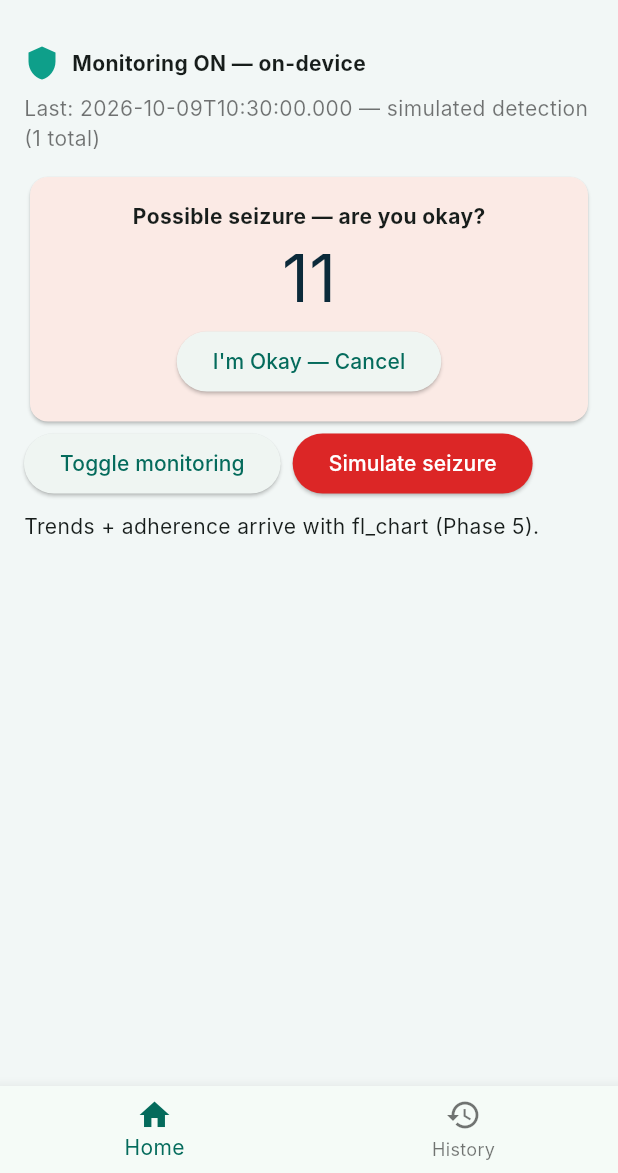
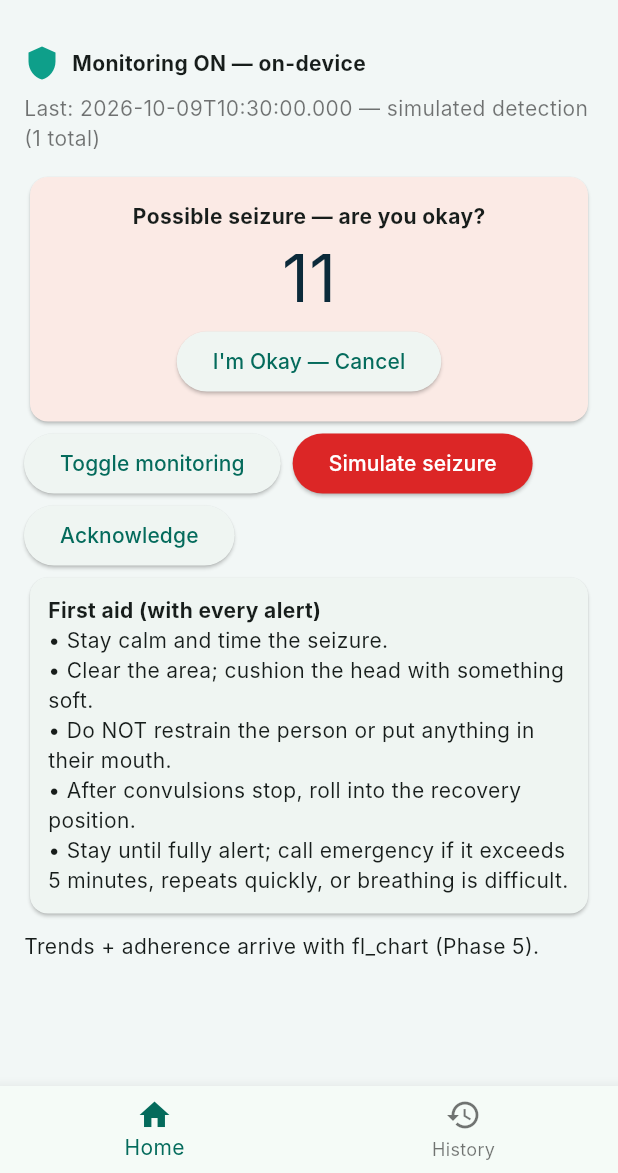
Before and after one commit to Spicyj-1/Guardian-Angel, a Flutter app: the screen it shows after launch, after a tap on "Simulate seizure", on a phone screen of 412 x 824 dp, the part 63-1236 px from its top. Run offline on Flutter 3.47's test engine with Material 3 defaults, Android fonts, the phone set to English and light mode, and no system bars; our stand-ins replace drift, sensors_plus; missing offline and left inert: tflite_flutter; accounts and stored records are empty; Roboto replaces fonts that are missing (Inter).

Commit message:
Phase 4: escalation engine, bundled clinics/numbers, first-aid, UI wiring

```diff
--- /dev/null
+++ b/app/lib/alert/emergency_data.dart
@@ -0,0 +1,86 @@
+// Guardian Angel — Phase 4: bundled emergency data.
+// Ported from promivine training repo (clinic_finder.py): 12 Nigerian clinics
+// + 15-country emergency numbers. Offline-first: bundled, no network needed.
+// Online enhancements (Nominatim reverse-geocode, Overpass clinic lookup)
+// layer on later; offline path never depends on them.
+import 'dart:math' as math;
+
+class Clinic {
+  final String name;
+  final double lat;
+  final double lng;
+  final String address;
+  final String phone;
+  final String emergencyContact;
+  final String state;
+  const Clinic({
+    required this.name,
+    required this.lat,
+    required this.lng,
+    required this.address,
+    required this.phone,
+    required this.emergencyContact,
+    required this.state,
+  });
+}
+
+const List<Clinic> nigerianClinics = [
+  Clinic(name: 'Lagos University Teaching Hospital (LUTH)', lat: 6.5158, lng: 3.3612, address: 'Idi-Araba, Surulere, Lagos', phone: '+234 1 583 8000', emergencyContact: '+234 1 583 8001', state: 'Lagos'),
+  Clinic(name: 'Reddington Hospital', lat: 6.4531, lng: 3.4068, address: '12 Idowu Martins Street, Victoria Island, Lagos', phone: '+234 1 271 2345', emergencyContact: '+234 1 271 2346', state: 'Lagos'),
+  Clinic(name: 'St. Nicholas Hospital', lat: 6.4535, lng: 3.3980, address: '57 Campbell Street, Lagos Island, Lagos', phone: '+234 1 263 5145', emergencyContact: '+234 1 263 5146', state: 'Lagos'),
+  Clinic(name: 'Eko Hospital', lat: 6.4315, lng: 3.4268, address: '31 Mobolaji Bank Anthony Way, Ikeja, Lagos', phone: '+234 1 291 4091', emergencyContact: '+234 1 291 4092', state: 'Lagos'),
+  Clinic(name: 'Lagos State University Teaching Hospital (LASUTH)', lat: 6.5700, lng: 3.3760, address: 'Ikeja, Lagos', phone: '+234 1 773 0000', emergencyContact: '+234 1 773 0001', state: 'Lagos'),
+  Clinic(name: 'National Hospital Abuja', lat: 9.0481, lng: 7.4767, address: 'Plot 132, Central District, Abuja', phone: '+234 9 523 9000', emergencyContact: '+234 9 523 9001', state: 'FCT'),
+  Clinic(name: 'Garki Hospital Abuja', lat: 9.0400, lng: 7.4700, address: 'Garki Area 10, Abuja', phone: '+234 9 290 3333', emergencyContact: '+234 9 290 3334', state: 'FCT'),
+  Clinic(name: 'University of Port Harcourt Teaching Hospital (UPTH)', lat: 4.8020, lng: 7.0060, address: 'Choba, Port Harcourt, Rivers State', phone: '+234 84 232 191', emergencyContact: '+234 84 232 192', state: 'Rivers'),
+  Clinic(name: 'Braithwaite Memorial Specialist Hospital', lat: 4.7900, lng: 7.0250, address: 'Old GRA, Port Harcourt, Rivers State', phone: '+234 84 233 400', emergencyContact: '+234 84 233 401', state: 'Rivers'),
+  Clinic(name: 'University College Hospital (UCH) Ibadan', lat: 7.3880, lng: 3.8960, address: 'Queen Elizabeth Road, Ibadan, Oyo State', phone: '+234 2 241 1768', emergencyContact: '+234 2 241 1769', state: 'Oyo'),
+  Clinic(name: 'Aminu Kano Teaching Hospital', lat: 11.9960, lng: 8.5480, address: 'Zaria Road, Kano', phone: '+234 64 666 000', emergencyContact: '+234 64 666 001', state: 'Kano'),
+  Clinic(name: 'University of Nigeria Teaching Hospital (UNTH)', lat: 6.4300, lng: 7.5100, address: 'Ituku-Ozalla, Enugu', phone: '+234 42 253 300', emergencyContact: '+234 42 253 301', state: 'Enugu'),
+];
+
+const Map<String, Map<String, String>> emergencyNumbers = {
+  'Nigeria': {'ambulance': '112', 'police': '199', 'fire': '112', 'general': '112'},
+  'United States': {'ambulance': '911', 'police': '911', 'fire': '911', 'general': '911'},
+  'United Kingdom': {'ambulance': '999', 'police': '999', 'fire': '999', 'general': '112'},
+  'Canada': {'ambulance': '911', 'police': '911', 'fire': '911', 'general': '911'},
+  'Australia': {'ambulance': '000', 'police': '000', 'fire': '000', 'general': '000'},
+  'South Africa': {'ambulance': '10177', 'police': '10111', 'fire': '10177', 'general': '112'},
+  'India': {'ambulance': '102', 'police': '100', 'fire': '101', 'general': '112'},
+  'Kenya': {'ambulance': '999', 'police': '999', 'fire': '999', 'general': '112'},
+  'Ghana': {'ambulance': '193', 'police': '191', 'fire': '192', 'general': '112'},
+  'Egypt': {'ambulance': '123', 'police': '122', 'fire': '180', 'general': '112'},
+  'Brazil': {'ambulance': '192', 'police': '190', 'fire': '193', 'general': '112'},
+  'France': {'ambulance': '15', 'police': '17', 'fire': '18', 'general': '112'},
+  'Germany': {'ambulance': '112', 'police': '110', 'fire': '112', 'general': '112'},
+  'Japan': {'ambulance': '119', 'police': '110', 'fire': '119', 'general': '119'},
+  'China': {'ambulance': '120', 'police': '110', 'fire': '119', 'general': '120'},
+  'Default': {'ambulance': '112', 'police': '112', 'fire': '112', 'general': '112'},
+};
+
+double _haversine(double lat1, double lng1, double lat2, double lng2) {
+  const r = 6371.0;
+  double toRad(double d) => d * math.pi / 180.0;
+  final dLat = toRad(lat2 - lat1);
+  final dLng = toRad(lng2 - lng1);
+  final sLat = math.sin(dLat / 2);
+  final sLng = math.sin(dLng / 2);
+  final a = sLat * sLat +
+      math.cos(toRad(lat1)) * math.cos(toRad(lat2)) * sLng * sLng;
+  return r * 2 * math.asin(math.sqrt(a));
+}
+
+/// Nearest bundled clinic within [radiusKm], or null (caller falls back to
+/// country emergency numbers — never a fake location, per Streamlit rule).
+Clinic? nearestClinic(double lat, double lng, {double radiusKm = 5.0}) {
+  Clinic? best;
+  double bestD = radiusKm;
+  for (final c in nigerianClinics) {
+    final d = _haversine(lat, lng, c.lat, c.lng);
+    if (d <= bestD) {
+      bestD = d;
+      best = c;
+    }
+  }
+  return best;
+}
--- /dev/null
+++ b/app/lib/alert/engine.dart
@@ -0,0 +1,112 @@
+// Guardian Angel — Phase 4: escalation state machine (pure Dart).
+// PRD 5.2: cancel countdown (UI) → first caregiver → retry → next → …
+// → clinic/emergency fallback. Unlimited list. Channel senders injectable:
+// LocalLogSender ships now (offline-safe); TwilioSender/ResendSender/FcmSender
+// plug in when keys exist (keys in .env, never committed — PRD Appendix D).
+import 'emergency_data.dart';
+
+enum AlertPhase { idle, awaitingCancel, escalating, fallback, resolved }
+
+enum AlertOutcome { cancelled, acknowledged, fallbackShown }
+
+/// One send attempt. Providers implement this (log now, Twilio/Resend later).
+abstract class ChannelSender {
+  String get name;
+  Future<bool> send({required String to, required String message});
+}
+
+/// Offline-safe default: records the attempt for the History log.
+class LocalLogSender implements ChannelSender {
+  final List<String> outbox = [];
+  @override
+  String get name => 'local-log';
+  @override
+  Future<bool> send({required String to, required String message}) async {
+    outbox.add('[$name → $to] $message');
+    return true;
+  }
+}
+
+class Caregiver {
+  final String name;
+  final String contact;
+  int attempts = 0;
+  Caregiver({required this.name, required this.contact});
+}
+
+class AlertEngine {
+  final List<Caregiver> caregivers;
+  final ChannelSender sender;
+  final int maxAttemptsPerCaregiver;
+  AlertPhase phase = AlertPhase.idle;
+  int _index = 0;
+  final List<String> trace = [];
+
+  AlertEngine({
+    required this.caregivers,
+    required this.sender,
+    this.maxAttemptsPerCaregiver = 2,
+  });
+
+  void start({required double probability, String? locationNote}) {
+    phase = AlertPhase.awaitingCancel;
+    _index = 0;
+    trace.add('detection p=$probability ${locationNote ?? ''}');
+  }
+
+  void cancel() {
+    phase = AlertPhase.resolved;
+    trace.add('patient cancelled (okay)');
+  }
+
+  /// Called when the 12s countdown expires or an ack window lapses.
+  /// Returns the resolution, or null if escalation continues.
+  Future<AlertOutcome?> escalateDue({String? locationNote}) async {
+    if (phase == AlertPhase.resolved) return AlertOutcome.cancelled;
+    if (caregivers.isEmpty) {
+      phase = AlertPhase.fallback;
+      trace.add('no caregivers → fallback');
+      return AlertOutcome.fallbackShown;
+    }
+    final c = caregivers[_index];
+    c.attempts++;
+    final msg = '🚨 Guardian Angel: possible seizure.'
+        '${locationNote != null ? ' Location: $locationNote.' : ''}'
+        ' Reply ACK if responding.';
+    final ok = await sender.send(to: c.contact, message: msg);
+    trace.add('alert → ${c.name} (attempt ${c.attempts}, sent=$ok)');
+    if (c.attempts >= maxAttemptsPerCaregiver) {
+      if (_index + 1 < caregivers.length) {
+        _index++;
+        phase = AlertPhase.escalating;
+        trace.add('escalate → ${caregivers[_index].name}');
+        return null;
+      }
+      phase = AlertPhase.fallback;
+      trace.add('all caregivers exhausted → fallback');
+      return AlertOutcome.fallbackShown;
+    }
+    phase = AlertPhase.escalating;
+    return null;
+  }
+
+  void acknowledge(String caregiverName) {
+    phase = AlertPhase.resolved;
+    trace.add('$caregiverName acknowledged');
+  }
+
+  /// Last-resort numbers/text for the fallback screen (PRD 5.2 step 5).
+  /// Prefers nearest bundled clinic; else country general number.
+  String fallbackText({double? lat, double? lng, String country = 'Default'}) {
+    if (lat != null && lng != null) {
+      final clinic = nearestClinic(lat, lng);
+      if (clinic != null) {
+        return 'Nearest facility: ${clinic.name}, ${clinic.address}. '
+            'Emergency: ${clinic.emergencyContact}.';
+      }
+    }
+    final nums = emergencyNumbers[country] ?? emergencyNumbers['Default']!;
+    return 'Call emergency now — ambulance ${nums['ambulance']}, '
+        'police ${nums['police']}, general ${nums['general']}.';
+  }
+}
--- /dev/null
+++ b/app/lib/alert/first_aid.dart
@@ -0,0 +1,10 @@
+// Guardian Angel — Phase 4: caregiver first-aid content (PRD 5.2 step 8).
+// Shown alongside every alert. Static, offline, no network needed.
+const List<String> firstAidSteps = [
+  'Stay calm and time the seizure.',
+  'Clear the area; cushion the head with something soft.',
+  'Do NOT restrain the person or put anything in their mouth.',
+  'After convulsions stop, roll into the recovery position.',
+  'Stay until fully alert; call emergency if it exceeds 5 minutes, '
+      'repeats quickly, or breathing is difficult.',
+];
--- a/app/lib/main.dart
+++ b/app/lib/main.dart
@@ -2,6 +2,8 @@
 // Offline, local-only. Detection engine plugs into ModelConfig in Phase 3.
 import 'package:flutter/material.dart';
 import 'model/config.dart';
+import 'alert/engine.dart';
+import 'alert/first_aid.dart';
 
 void main() => runApp(const GuardianAngelApp());
 
@@ -34,11 +36,21 @@ class _HomeScreenState extends State<HomeScreen> {
   bool monitoring = true;
   final List<String> _events = []; // Drift-backed in full Phase 2; in-memory for shell.
   int _countdown = 0;
+  late final AlertEngine _alerts = AlertEngine(
+    caregivers: [Caregiver(name: 'Mary (demo)', contact: '+2348000000000')],
+    sender: LocalLogSender(),
+  );
+  String? _fallback;
+
+  void _log(String s) =>
+      _events.add('${DateTime.now().toIso8601String()} — $s');
 
   void _simulate() {
     if (!monitoring) return;
+    _alerts.start(probability: 0.9, locationNote: 'demo GPS');
     setState(() {
-      _events.add('${DateTime.now().toIso8601String()} — simulated detection');
+      _log('simulated detection');
+      _fallback = null;
       _countdown = ModelConfig.cancelCountdownSeconds;
     });
     _tick();
@@ -50,16 +62,32 @@ class _HomeScreenState extends State<HomeScreen> {
       if (!mounted) return;
       setState(() => _countdown--);
       if (_countdown == 0) {
-        setState(() => _events.add(
-            '${DateTime.now().toIso8601String()} — escalated to caregiver (simulated)'));
+        final outcome = await _alerts.escalateDue(locationNote: 'demo GPS');
+        if (!mounted) return;
+        setState(() {
+          _log(outcome == AlertOutcome.fallbackShown
+              ? 'caregivers exhausted → fallback'
+              : 'escalated to caregiver (simulated)');
+          if (outcome == AlertOutcome.fallbackShown) {
+            _fallback = _alerts.fallbackText(country: 'Nigeria');
+          }
+        });
       }
     }
   }
 
-  void _cancel() => setState(() {
-        _countdown = 0;
-        _events.add('${DateTime.now().toIso8601String()} — patient cancelled (okay)');
-      });
+  void _cancel() {
+    _alerts.cancel();
+    setState(() {
+      _countdown = 0;
+      _log('patient cancelled (okay)');
+    });
+  }
+
+  void _ack() {
+    _alerts.acknowledge('Mary (demo)');
+    setState(() => _log('caregiver acknowledged'));
+  }
 
   @override
   Widget build(BuildContext context) {
@@ -128,6 +156,29 @@ class _HomeScreenState extends State<HomeScreen> {
               child: const Text('Simulate seizure',
                   style: TextStyle(color: Colors.white))),
         ]),
+        Row(children: [
+          ElevatedButton(onPressed: _ack, child: const Text('Acknowledge')),
+        ]),
+        if (_fallback != null)
+          Card(
+            child: Padding(
+              padding: const EdgeInsets.all(12),
+              child: Text(_fallback!),
+            ),
+          ),
+        Card(
+          child: Padding(
+            padding: const EdgeInsets.all(12),
+            child: Column(
+              crossAxisAlignment: CrossAxisAlignment.start,
+              children: [
+                const Text('First aid (with every alert)',
+                    style: TextStyle(fontWeight: FontWeight.bold)),
+                for (final s in firstAidSteps) Text('• $s'),
+              ],
+            ),
+          ),
+        ),
         const SizedBox(height: 8),
         const Text('Trends + adherence arrive with fl_chart (Phase 5).'),
       ],
```
